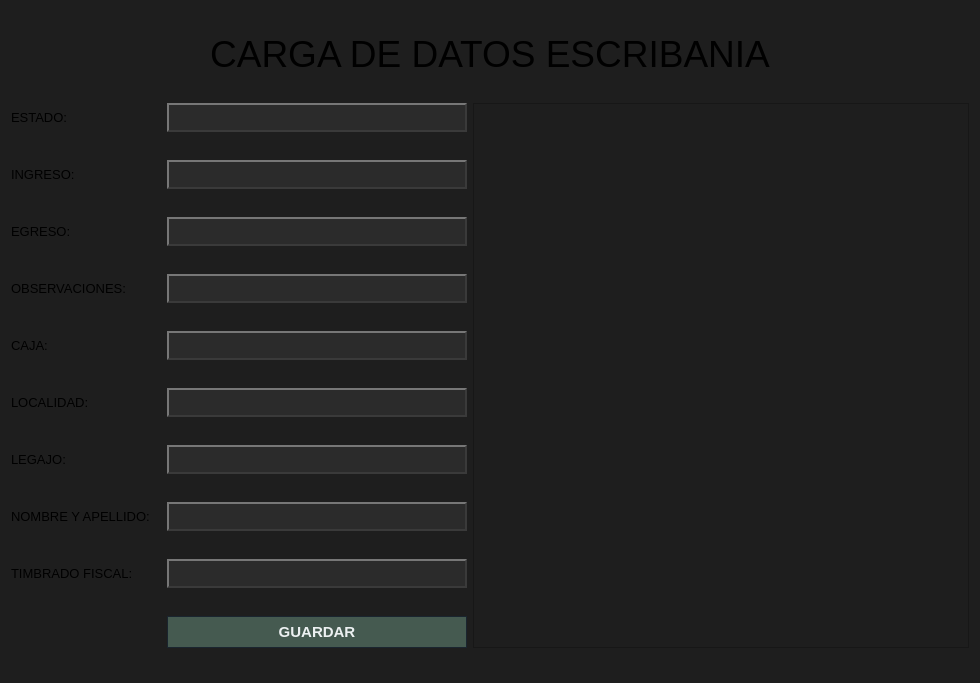
Musthia/base-deposito, file ui/plantilla_escribania.ui: the form before one commit.
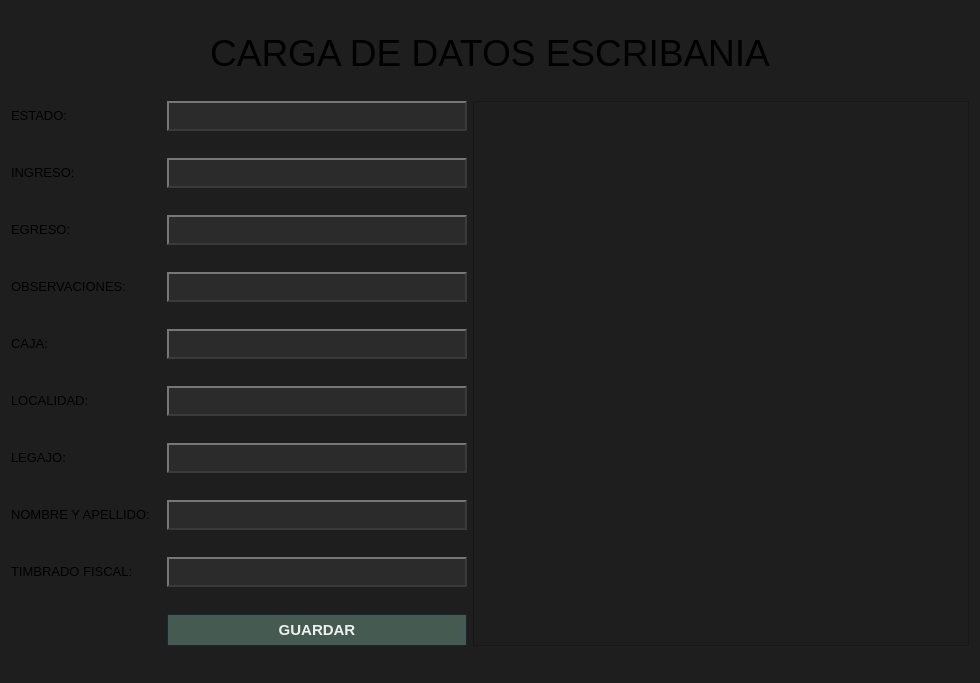
The form after the commit.

Patch:
```diff
--- a/ui/plantilla_escribania.ui
+++ b/ui/plantilla_escribania.ui
@@ -244,7 +244,7 @@
   
     padding: 4px 10px;
     color:  #e0e0e0;
-    font-size: 13px;
+    font-size: 14px;
 /* relieve simulado */
     border-top-color: #777777;
     border-left-color: #777777;
@@ -414,7 +414,7 @@
      </property>
      <property name="font">
       <font>
-       <family>Tahoma</family>
+       <family>Segoe UI</family>
        <pointsize>10</pointsize>
        <bold>false</bold>
        <kerning>true</kerning>
@@ -593,7 +593,7 @@
      </property>
      <property name="font">
       <font>
-       <family>Tahoma</family>
+       <family>Segoe UI</family>
        <pointsize>10</pointsize>
        <bold>false</bold>
        <kerning>true</kerning>
@@ -837,7 +837,7 @@
   
     padding: 4px 10px;
     color:  #e0e0e0;
-    font-size: 13px;
+    font-size: 14px;
 /* relieve simulado */
     border-top-color: #777777;
     border-left-color: #777777;
@@ -1079,7 +1079,7 @@
   
     padding: 4px 10px;
     color:  #e0e0e0;
-    font-size: 13px;
+    font-size: 14px;
 /* relieve simulado */
     border-top-color: #777777;
     border-left-color: #777777;
@@ -1321,7 +1321,7 @@
   
     padding: 4px 10px;
     color:  #e0e0e0;
-    font-size: 13px;
+    font-size: 14px;
 /* relieve simulado */
     border-top-color: #777777;
     border-left-color: #777777;
@@ -1491,7 +1491,7 @@
      </property>
      <property name="font">
       <font>
-       <family>Tahoma</family>
+       <family>Segoe UI</family>
        <pointsize>10</pointsize>
        <bold>false</bold>
        <kerning>true</kerning>
@@ -1670,7 +1670,7 @@
      </property>
      <property name="font">
       <font>
-       <family>Tahoma</family>
+       <family>Segoe UI</family>
        <pointsize>10</pointsize>
        <bold>false</bold>
        <kerning>true</kerning>
@@ -1849,7 +1849,7 @@
      </property>
      <property name="font">
       <font>
-       <family>Tahoma</family>
+       <family>Segoe UI</family>
        <pointsize>10</pointsize>
        <bold>false</bold>
        <kerning>true</kerning>
@@ -2239,7 +2239,7 @@
   
     padding: 4px 10px;
     color:  #e0e0e0;
-    font-size: 13px;
+    font-size: 14px;
 /* relieve simulado */
     border-top-color: #777777;
     border-left-color: #777777;
@@ -2409,7 +2409,7 @@
      </property>
      <property name="font">
       <font>
-       <family>Tahoma</family>
+       <family>Segoe UI</family>
        <pointsize>10</pointsize>
        <bold>false</bold>
        <kerning>true</kerning>
@@ -2660,7 +2660,7 @@
   
     padding: 4px 10px;
     color:  #e0e0e0;
-    font-size: 13px;
+    font-size: 14px;
 /* relieve simulado */
     border-top-color: #777777;
     border-left-color: #777777;
@@ -2830,7 +2830,7 @@
      </property>
      <property name="font">
       <font>
-       <family>Tahoma</family>
+       <family>Segoe UI</family>
        <pointsize>10</pointsize>
        <bold>false</bold>
        <kerning>true</kerning>
@@ -3074,7 +3074,7 @@
   
     padding: 4px 10px;
     color:  #e0e0e0;
-    font-size: 13px;
+    font-size: 14px;
 /* relieve simulado */
     border-top-color: #777777;
     border-left-color: #777777;
@@ -3256,7 +3256,7 @@
      </property>
      <property name="font">
       <font>
-       <family>Tahoma</family>
+       <family>Segoe UI</family>
        <pointsize>10</pointsize>
        <bold>false</bold>
        <kerning>true</kerning>
@@ -3507,7 +3507,7 @@
   
     padding: 4px 10px;
     color:  #e0e0e0;
-    font-size: 13px;
+    font-size: 14px;
 /* relieve simulado */
     border-top-color: #777777;
     border-left-color: #777777;
@@ -3677,7 +3677,7 @@
      </property>
      <property name="font">
       <font>
-       <family>Tahoma</family>
+       <family>Segoe UI</family>
        <pointsize>10</pointsize>
        <bold>false</bold>
        <kerning>true</kerning>
@@ -3931,7 +3931,7 @@
   
     padding: 4px 10px;
     color:  #e0e0e0;
-    font-size: 13px;
+    font-size: 14px;
 /* relieve simulado */
     border-top-color: #777777;
     border-left-color: #777777;
```
Left out of the diff: 23 changed lines with no effect on the pictures.
